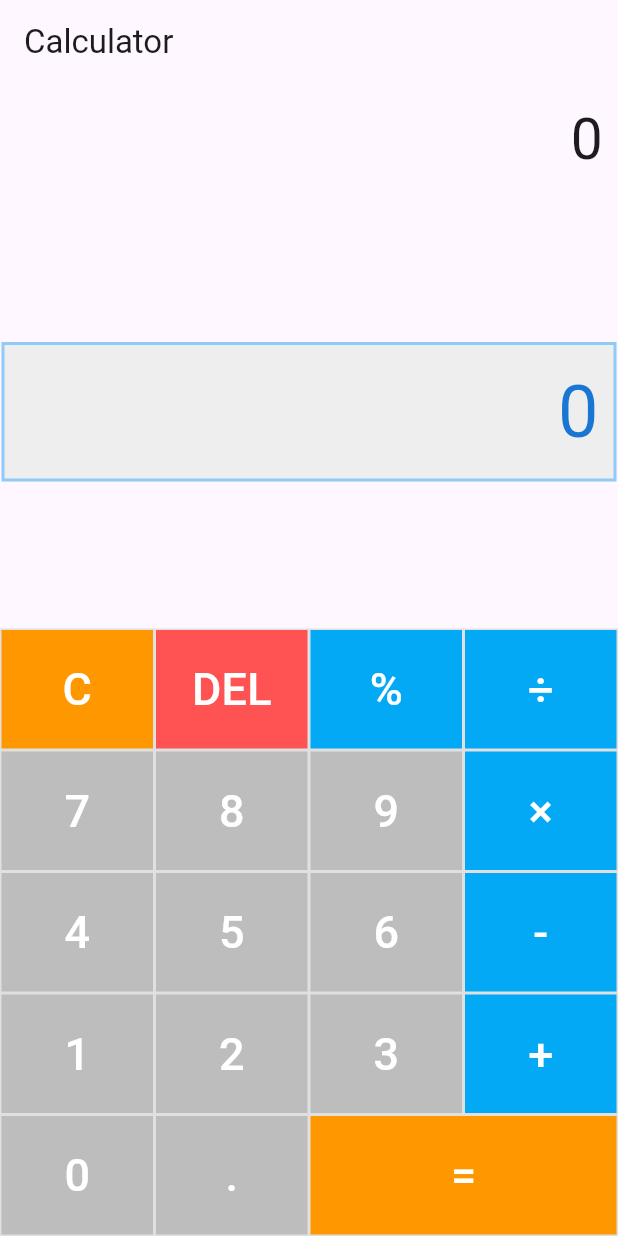
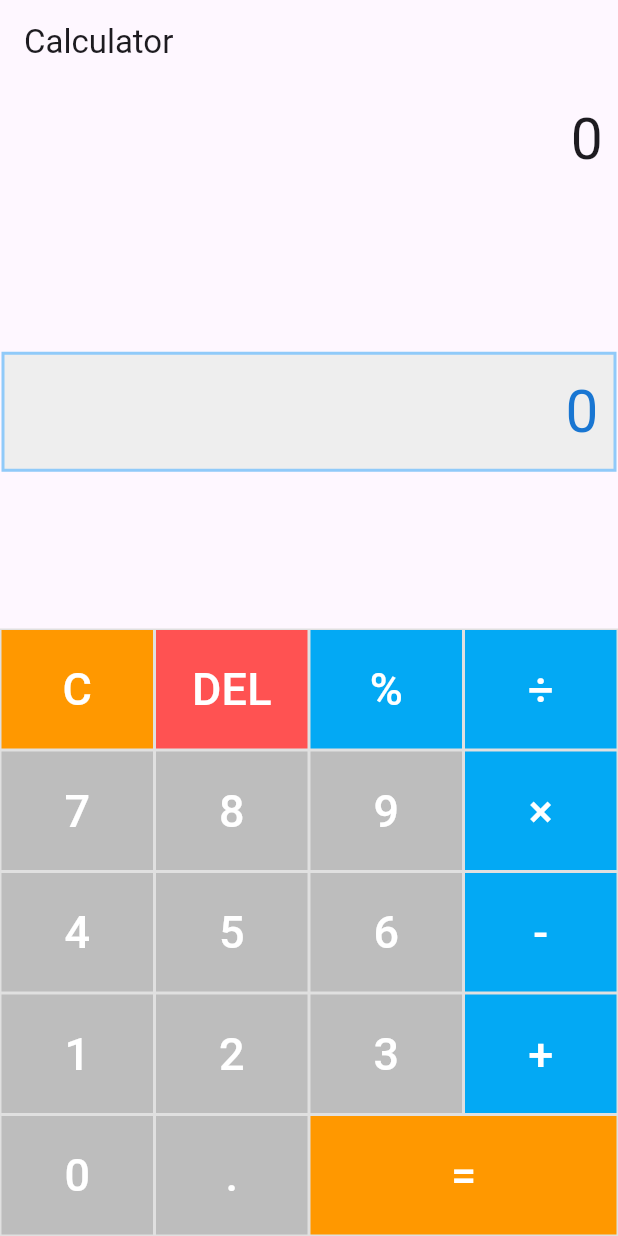
Before and after one commit to Th3xodial/Taller2, a Flutter app: the screen it shows after launch, on a phone screen of 412 x 824 dp. Run offline on Flutter 3.47's test engine with Material 3 defaults, Android fonts, the phone set to English and light mode, and no system bars; our stand-ins replace math_expressions.

Commit message:
Actividad1

```diff
--- a/lib/calculator_home.dart
+++ b/lib/calculator_home.dart
@@ -41,6 +41,8 @@ class _CalculatorHomeState extends State<CalculatorHome> {
       ),
     );
   }
+  /*Todo Actividad1: Se fija el ancho del contenedor con la propiedad height para que no se modifique su tamaño y se añade un FittedBox
+  para que se vaya ajustando a la cantidad de números y siempre se muestre en número completo */
   Widget _resultPanel(){
     return Container(
       alignment: Alignment.centerRight,
@@ -53,11 +55,14 @@ class _CalculatorHomeState extends State<CalculatorHome> {
         ),
       ),
       padding: EdgeInsets.all(10),
-      child: Text(
-        _resultText,
-        style: TextStyle(
-          fontSize: _resultFontSize,
-          color: Colors.blue.shade700,
+      height: 80,
+      child: FittedBox(
+        child: Text(
+          _resultText,
+          style: TextStyle(
+            fontSize: _resultFontSize,
+            color: Colors.blue.shade700,
+          ),
         ),
       ),
     );
```
